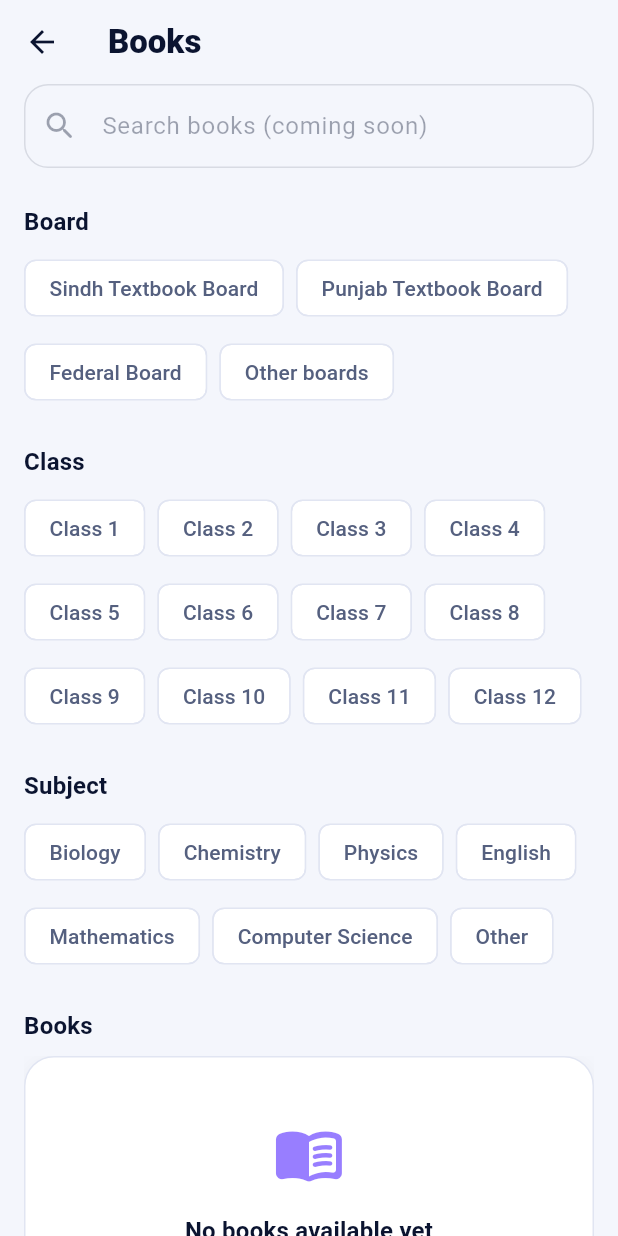
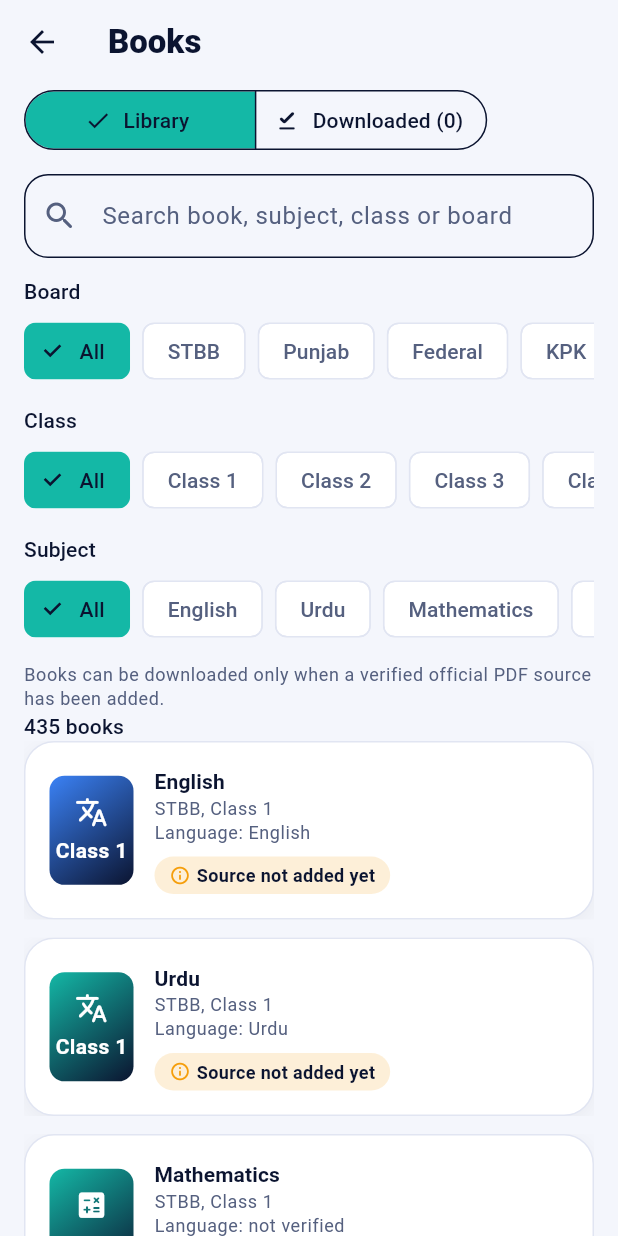
Before and after one commit to rahimoonmuhammadmissri-ai/learn-app, a Flutter app: the BooksScreen screen opened directly, on a phone screen of 412 x 824 dp. Run offline on Flutter 3.47's test engine with Material 3 defaults, Android fonts, the phone set to English and light mode, and no system bars; our stand-ins replace shared_preferences; accounts and stored records are empty.

Commit message:
Add Phase 1 files

```diff
--- /dev/null
+++ b/lib/features/books/book_detail_screen.dart
@@ -0,0 +1,96 @@
+import 'package:flutter/material.dart';
+import '../../core/widgets.dart';
+import 'book_widgets.dart';
+import 'books_data.dart';
+import 'books_store.dart';
+
+class BookDetailScreen extends StatelessWidget {
+  const BookDetailScreen({super.key, required this.book});
+  final Book book;
+
+  Widget _row(BuildContext context, String k, String v) {
+    final cs = Theme.of(context).colorScheme;
+    return Padding(
+      padding: const EdgeInsets.symmetric(vertical: 6),
+      child: Row(crossAxisAlignment: CrossAxisAlignment.start, children: [
+        SizedBox(width: 90, child: Text(k, style: TextStyle(color: cs.onSurfaceVariant))),
+        Expanded(child: Text(v, style: const TextStyle(fontWeight: FontWeight.w600))),
+      ]),
+    );
+  }
+
+  Future<void> _confirmDelete(BuildContext context) async {
+    final ok = await showDialog<bool>(
+      context: context,
+      builder: (c) => AlertDialog(
+        title: const Text('Delete download?'),
+        content: const Text('The PDF will be removed from this phone.'),
+        actions: [
+          TextButton(onPressed: () => Navigator.pop(c, false), child: const Text('Cancel')),
+          FilledButton(onPressed: () => Navigator.pop(c, true), child: const Text('Delete')),
+        ],
+      ),
+    );
+    if (ok == true) await BooksStore.instance.delete(book);
+  }
+
+  @override
+  Widget build(BuildContext context) {
+    final store = BooksStore.instance;
+    final t = Theme.of(context).textTheme;
+    final cs = Theme.of(context).colorScheme;
+    return Scaffold(
+      appBar: AppBar(title: Text(book.subject)),
+      body: ListenableBuilder(
+        listenable: store,
+        builder: (context, _) {
+          final p = store.progress[book.id];
+          final done = store.downloaded.contains(book.id);
+          final err = store.errors[book.id];
+          return ListView(padding: const EdgeInsets.fromLTRB(16, 8, 16, 24), children: [
+            Center(child: BookCover(book, size: 110)),
+            const SizedBox(height: 16),
+            Text('${book.subject}, Class ${book.classNo}', textAlign: TextAlign.center, style: t.headlineSmall?.copyWith(fontWeight: FontWeight.w800)),
+            const SizedBox(height: 8),
+            Center(child: StatusChip(book)),
+            const SizedBox(height: 20),
+            PressableCard(
+              child: Column(children: [
+                _row(context, 'Board', boardById(book.board).name),
+                _row(context, 'Class', 'Class ${book.classNo}'),
+                _row(context, 'Subject', book.subject),
+                _row(context, 'Language', book.language ?? 'Not verified'),
+                _row(context, 'Source', book.sourceName ?? 'Not added yet'),
+              ]),
+            ),
+            const SizedBox(height: 16),
+            if (p != null) ...[
+              LinearProgressIndicator(value: p < 0 ? null : p, minHeight: 8, borderRadius: BorderRadius.circular(8)),
+              const SizedBox(height: 8),
+              Text(p < 0 ? 'Downloading...' : '${(p * 100).round()}%', textAlign: TextAlign.center),
+            ] else if (done) ...[
+              Text('Saved on this phone. The PDF reader will be added in a later step.', style: TextStyle(color: cs.onSurfaceVariant)),
+              const SizedBox(height: 12),
+              OutlinedButton.icon(onPressed: () => _confirmDelete(context), icon: const Icon(Icons.delete_outline_rounded), label: const Text('Delete download')),
+            ] else if (book.hasSource) ...[
+              if (err != null) Padding(padding: const EdgeInsets.only(bottom: 8), child: Text(err, style: TextStyle(color: cs.error))),
+              FilledButton.icon(onPressed: () => store.download(book), icon: const Icon(Icons.download_rounded), label: const Text('Download PDF')),
+            ] else
+              PressableCard(
+                child: Row(crossAxisAlignment: CrossAxisAlignment.start, children: [
+                  Icon(Icons.info_outline_rounded, color: cs.primary),
+                  const SizedBox(width: 12),
+                  Expanded(
+                    child: Text(
+                      'Source not added yet. This entry lists the subject for browsing, but no verified official PDF link has been added, so nothing can be downloaded.',
+                      style: t.bodyMedium,
+                    ),
+                  ),
+                ]),
+              ),
+          ]);
+        },
+      ),
+    );
+  }
+}
--- /dev/null
+++ b/lib/features/books/book_widgets.dart
@@ -0,0 +1,106 @@
+import 'package:flutter/material.dart';
+import '../../core/theme.dart';
+import '../../core/widgets.dart';
+import 'books_data.dart';
+import 'books_store.dart';
+
+const _palette = [AppColors.violet, AppColors.teal, AppColors.amber, AppColors.pink, Color(0xFF3B82F6)];
+
+Color subjectColor(String s) => _palette[s.codeUnits.fold(0, (a, b) => a + b) % _palette.length];
+
+IconData subjectIcon(String s) => switch (s) {
+      'Biology' => Icons.eco_rounded,
+      'Chemistry' || 'General Science' => Icons.science_rounded,
+      'Physics' => Icons.bolt_rounded,
+      'Mathematics' => Icons.calculate_rounded,
+      'English' || 'Urdu' => Icons.translate_rounded,
+      'Computer Science' => Icons.computer_rounded,
+      'Social Studies' => Icons.public_rounded,
+      'Pakistan Studies' => Icons.flag_rounded,
+      _ => Icons.auto_stories_rounded,
+    };
+
+/// Generated cover (no real cover images yet).
+class BookCover extends StatelessWidget {
+  const BookCover(this.book, {super.key, this.size = 56});
+  final Book book;
+  final double size;
+
+  @override
+  Widget build(BuildContext context) {
+    final c = subjectColor(book.subject);
+    return Container(
+      width: size,
+      height: size * 1.3,
+      padding: const EdgeInsets.all(4),
+      decoration: BoxDecoration(
+        borderRadius: BorderRadius.circular(size * .18),
+        gradient: LinearGradient(begin: Alignment.topLeft, end: Alignment.bottomRight, colors: [c, AppColors.navy]),
+      ),
+      child: Column(mainAxisAlignment: MainAxisAlignment.center, children: [
+        Icon(subjectIcon(book.subject), color: Colors.white, size: size * .4),
+        const SizedBox(height: 4),
+        FittedBox(
+          child: Text('Class ${book.classNo}', style: const TextStyle(color: Colors.white, fontWeight: FontWeight.w700)),
+        ),
+      ]),
+    );
+  }
+}
+
+class StatusChip extends StatelessWidget {
+  const StatusChip(this.book, {super.key});
+  final Book book;
+
+  @override
+  Widget build(BuildContext context) {
+    final s = BooksStore.instance;
+    final p = s.progress[book.id];
+    final (String, Color, IconData) v = s.downloaded.contains(book.id)
+        ? ('Downloaded', AppColors.teal, Icons.download_done_rounded)
+        : p != null
+            ? (p < 0 ? 'Downloading' : 'Downloading ${(p * 100).round()}%', AppColors.violet, Icons.downloading_rounded)
+            : book.hasSource
+                ? ('Download available', AppColors.violet, Icons.cloud_download_outlined)
+                : ('Source not added yet', AppColors.amber, Icons.info_outline_rounded);
+    return Container(
+      padding: const EdgeInsets.symmetric(horizontal: 10, vertical: 4),
+      decoration: BoxDecoration(color: v.$2.withValues(alpha: .16), borderRadius: BorderRadius.circular(20)),
+      child: Row(mainAxisSize: MainAxisSize.min, children: [
+        Icon(v.$3, size: 14, color: v.$2),
+        const SizedBox(width: 4),
+        Flexible(
+          child: Text(v.$1, style: TextStyle(fontSize: 12, fontWeight: FontWeight.w600, color: Theme.of(context).colorScheme.onSurface)),
+        ),
+      ]),
+    );
+  }
+}
+
+class BookCard extends StatelessWidget {
+  const BookCard({super.key, required this.book, required this.onTap});
+  final Book book;
+  final VoidCallback onTap;
+
+  @override
+  Widget build(BuildContext context) {
+    final t = Theme.of(context).textTheme;
+    final cs = Theme.of(context).colorScheme;
+    return PressableCard(
+      onTap: onTap,
+      child: Row(children: [
+        BookCover(book),
+        const SizedBox(width: 14),
+        Expanded(
+          child: Column(crossAxisAlignment: CrossAxisAlignment.start, children: [
+            Text(book.subject, style: t.titleSmall?.copyWith(fontWeight: FontWeight.w700)),
+            Text('${boardById(book.board).short}, Class ${book.classNo}', style: t.bodySmall?.copyWith(color: cs.onSurfaceVariant)),
+            Text('Language: ${book.language ?? 'not verified'}', style: t.bodySmall?.copyWith(color: cs.onSurfaceVariant)),
+            const SizedBox(height: 8),
+            StatusChip(book),
+          ]),
+        ),
+      ]),
+    );
+  }
+}
--- /dev/null
+++ b/lib/features/books/books_data.dart
@@ -0,0 +1,64 @@
+class Board {
+  const Board(this.id, this.name, this.short);
+  final String id, name, short;
+}
+
+const boards = [
+  Board('stbb', 'Sindh Textbook Board', 'STBB'),
+  Board('punjab', 'Punjab Board', 'Punjab'),
+  Board('federal', 'Federal Board', 'Federal'),
+  Board('kpk', 'Khyber Pakhtunkhwa Board', 'KPK'),
+  Board('balochistan', 'Balochistan Board', 'Balochistan'),
+];
+
+Board boardById(String id) => boards.firstWhere((b) => b.id == id);
+
+class Book {
+  const Book({
+    required this.id,
+    required this.board,
+    required this.classNo,
+    required this.subject,
+    this.language,
+    this.sourceUrl,
+    this.sourceName,
+  });
+  final String id, board, subject;
+  final int classNo;
+  final String? language, sourceUrl, sourceName;
+  bool get hasSource => sourceUrl != null;
+}
+
+/// Subjects offered per class. A general list, not a claim about any one board's exact books.
+List<String> subjectsForClass(int c) {
+  if (c <= 5) return ['English', 'Urdu', 'Mathematics', 'General Science', 'Islamiyat', 'Social Studies'];
+  if (c <= 8) return ['English', 'Urdu', 'Mathematics', 'General Science', 'Computer Science', 'Islamiyat', 'Social Studies'];
+  return ['Biology', 'Chemistry', 'Physics', 'Mathematics', 'English', 'Urdu', 'Computer Science', 'Islamiyat', 'Pakistan Studies'];
+}
+
+final allSubjects = <String>{for (var c = 1; c <= 12; c++) ...subjectsForClass(c)}.toList();
+
+/// Verified official PDF sources. Key = book id, value = [direct PDF url, source name].
+/// EMPTY ON PURPOSE: only add a link after confirming it is an official or properly licensed source.
+/// Example: 'punjab-9-physics': ['https://<official-site>/<file>.pdf', 'Official site name'],
+const Map<String, List<String>> verifiedSources = {};
+
+/// Catalog entries (board x class x subject). Without a verified source they show "Source not added yet".
+final List<Book> catalog = [
+  for (final b in boards)
+    for (var c = 1; c <= 12; c++)
+      for (final s in subjectsForClass(c))
+        () {
+          final id = '${b.id}-$c-${s.toLowerCase().replaceAll(' ', '-')}';
+          final src = verifiedSources[id];
+          return Book(
+            id: id,
+            board: b.id,
+            classNo: c,
+            subject: s,
+            language: s == 'English' ? 'English' : (s == 'Urdu' ? 'Urdu' : null),
+            sourceUrl: src?[0],
+            sourceName: src?[1],
+          );
+        }(),
+];
--- a/lib/features/books/books_screen.dart
+++ b/lib/features/books/books_screen.dart
@@ -1,5 +1,9 @@
 import 'package:flutter/material.dart';
 import '../../core/widgets.dart';
+import 'book_detail_screen.dart';
+import 'book_widgets.dart';
+import 'books_data.dart';
+import 'books_store.dart';
 
 class BooksScreen extends StatefulWidget {
   const BooksScreen({super.key});
@@ -8,57 +12,134 @@ class BooksScreen extends StatefulWidget {
 }
 
 class _BooksScreenState extends State<BooksScreen> {
-  static const _boards = ['Sindh Textbook Board', 'Punjab Textbook Board', 'Federal Board', 'Other boards'];
-  static final _classes = List.generate(12, (i) => 'Class ${i + 1}');
-  static const _subjects = ['Biology', 'Chemistry', 'Physics', 'English', 'Mathematics', 'Computer Science', 'Other'];
-  String? _board, _class, _subject;
+  final _store = BooksStore.instance;
+  final _q = TextEditingController();
+  int _tab = 0;
 
-  Widget _group(String title, List<String> opts, String? sel, ValueChanged<String> on) {
+  @override
+  void initState() {
+    super.initState();
+    if (!_store.ready) _store.init();
+  }
+
+  @override
+  void dispose() {
+    _q.dispose();
+    super.dispose();
+  }
+
+  Widget _chips(String label, List<String> labels, int sel, ValueChanged<int> on) {
     return Column(crossAxisAlignment: CrossAxisAlignment.start, children: [
-      SectionHeader(title),
-      Wrap(spacing: 8, runSpacing: 8, children: [
-        for (final o in opts) ChoiceChip(label: Text(o), selected: o == sel, onSelected: (_) => on(o)),
+      Padding(
+        padding: const EdgeInsets.only(top: 12, bottom: 6),
+        child: Text(label, style: Theme.of(context).textTheme.labelLarge),
+      ),
+      SingleChildScrollView(
+        scrollDirection: Axis.horizontal,
+        child: Row(children: [
+          for (var i = 0; i < labels.length; i++)
+            Padding(
+              padding: const EdgeInsets.only(right: 8),
+              child: ChoiceChip(label: Text(labels[i]), selected: i == sel, onSelected: (_) => on(i)),
+            ),
+        ]),
+      ),
+    ]);
+  }
+
+  Widget _header(BuildContext context, int count) {
+    final cs = Theme.of(context).colorScheme;
+    final lib = _tab == 0;
+    final subs = _store.classNo == null ? allSubjects : subjectsForClass(_store.classNo!);
+    final active = _q.text.isNotEmpty || (lib && _store.hasFilters);
+    return Column(crossAxisAlignment: CrossAxisAlignment.start, children: [
+      SegmentedButton<int>(
+        segments: [
+          const ButtonSegment(value: 0, label: Text('Library'), icon: Icon(Icons.library_books_rounded)),
+          ButtonSegment(value: 1, label: Text('Downloaded (${_store.downloaded.length})'), icon: const Icon(Icons.download_done_rounded)),
+        ],
+        selected: {_tab},
+        onSelectionChanged: (s) => setState(() => _tab = s.first),
+      ),
+      const SizedBox(height: 12),
+      TextField(
+        controller: _q,
+        onChanged: (_) => setState(() {}),
+        decoration: InputDecoration(
+          prefixIcon: const Icon(Icons.search_rounded),
+          hintText: 'Search book, subject, class or board',
+          suffixIcon: _q.text.isEmpty
+              ? null
+              : IconButton(tooltip: 'Clear search', icon: const Icon(Icons.close_rounded), onPressed: () => setState(_q.clear)),
+          border: OutlineInputBorder(borderRadius: BorderRadius.circular(16)),
+        ),
+      ),
+      if (_store.initError != null)
+        Padding(
+          padding: const EdgeInsets.only(top: 8),
+          child: Text('Saved filters and downloads are unavailable: ${_store.initError}', style: TextStyle(color: cs.error)),
+        ),
+      if (lib) ...[
+        _chips('Board', ['All', for (final b in boards) b.short], _store.board == null ? 0 : 1 + boards.indexWhere((b) => b.id == _store.board),
+            (i) => _store.setBoard(i == 0 ? null : boards[i - 1].id)),
+        _chips('Class', ['All', for (var c = 1; c <= 12; c++) 'Class $c'], _store.classNo ?? 0, (i) => _store.setClass(i == 0 ? null : i)),
+        _chips('Subject', ['All', ...subs], _store.subject == null ? 0 : 1 + subs.indexOf(_store.subject!),
+            (i) => _store.setSubject(i == 0 ? null : subs[i - 1])),
+        const SizedBox(height: 12),
+        Text(
+          'Books can be downloaded only when a verified official PDF source has been added.',
+          style: Theme.of(context).textTheme.bodySmall?.copyWith(color: cs.onSurfaceVariant),
+        ),
+      ],
+      Row(children: [
+        Expanded(child: Text('$count ${count == 1 ? 'book' : 'books'}', style: Theme.of(context).textTheme.labelLarge)),
+        if (active)
+          TextButton(
+            onPressed: () => setState(() {
+              _q.clear();
+              _store.clearFilters();
+            }),
+            child: const Text('Clear all'),
+          ),
       ]),
     ]);
   }
 
   @override
   Widget build(BuildContext context) {
-    final cs = Theme.of(context).colorScheme;
-    final picked = [_board, _class, _subject].whereType<String>().join(', ');
     return Scaffold(
       appBar: AppBar(title: const Text('Books')),
-      body: ListView(padding: const EdgeInsets.fromLTRB(16, 0, 16, 24), children: [
-        const TextField(
-          enabled: false,
-          decoration: InputDecoration(
-            prefixIcon: Icon(Icons.search_rounded),
-            hintText: 'Search books (coming soon)',
-            border: OutlineInputBorder(borderRadius: BorderRadius.all(Radius.circular(16))),
-          ),
-        ),
-        _group('Board', _boards, _board, (v) => setState(() => _board = v)),
-        _group('Class', _classes, _class, (v) => setState(() => _class = v)),
-        _group('Subject', _subjects, _subject, (v) => setState(() => _subject = v)),
-        const SectionHeader('Books'),
-        PressableCard(
-          child: Column(children: [
-            if (picked.isNotEmpty)
-              Padding(
-                padding: const EdgeInsets.only(bottom: 8),
-                child: Text('Selected: $picked', style: TextStyle(color: cs.primary, fontWeight: FontWeight.w600)),
-              ),
-            const SizedBox(
-              height: 170,
-              child: EmptyState(
-                icon: Icons.menu_book_rounded,
-                title: 'No books available yet',
-                message: 'The book library is built in a later step. Your selection above will filter it then.',
-              ),
-            ),
-          ]),
-        ),
-      ]),
+      body: ListenableBuilder(
+        listenable: _store,
+        builder: (context, _) {
+          if (!_store.ready) return const Center(child: CircularProgressIndicator());
+          final lib = _tab == 0;
+          final items = _store.filter(_q.text, library: lib);
+          return ListView.builder(
+            padding: const EdgeInsets.fromLTRB(16, 0, 16, 24),
+            itemCount: items.isEmpty ? 2 : items.length + 1,
+            itemBuilder: (context, i) {
+              if (i == 0) return _header(context, items.length);
+              if (items.isEmpty) {
+                return lib
+                    ? const EmptyState(icon: Icons.search_off_rounded, title: 'No books found', message: 'Try a different search or clear the filters.')
+                    : const EmptyState(
+                        icon: Icons.cloud_download_outlined,
+                        title: 'Nothing downloaded yet',
+                        message: 'Books with a verified source can be downloaded from their details page.');
+              }
+              final b = items[i - 1];
+              return Padding(
+                padding: const EdgeInsets.only(bottom: 12),
+                child: BookCard(
+                  book: b,
+                  onTap: () => Navigator.of(context).push(MaterialPageRoute<void>(builder: (_) => BookDetailScreen(book: b))),
+                ),
+              );
+            },
+          );
+        },
+      ),
     );
   }
 }
--- /dev/null
+++ b/lib/features/books/books_store.dart
@@ -0,0 +1,162 @@
+import 'dart:io';
+import 'package:flutter/foundation.dart';
+import 'package:path_provider/path_provider.dart';
+import 'package:shared_preferences/shared_preferences.dart';
+import 'books_data.dart';
+
+/// Holds library filters (saved across restarts) and downloaded PDFs (saved in app storage).
+class BooksStore extends ChangeNotifier {
+  BooksStore._();
+  static final instance = BooksStore._();
+
+  SharedPreferences? _p;
+  Directory? _dir;
+  bool ready = false;
+  String? initError;
+  String? board, subject;
+  int? classNo;
+  final Set<String> downloaded = {};
+  final Map<String, double> progress = {}; // 0..1, -1 = size unknown
+  final Map<String, String> errors = {};
+
+  Future<void> init() async {
+    try {
+      final p = await SharedPreferences.getInstance();
+      _p = p;
+      final b = p.getString('lib_board');
+      board = boards.any((x) => x.id == b) ? b : null;
+      final c = p.getInt('lib_class');
+      classNo = (c != null && c >= 1 && c <= 12) ? c : null;
+      final s = p.getString('lib_subject');
+      subject = (s != null && allSubjects.contains(s) && (classNo == null || subjectsForClass(classNo!).contains(s))) ? s : null;
+      final docs = await getApplicationDocumentsDirectory();
+      final dir = Directory('${docs.path}/books')..createSync(recursive: true);
+      _dir = dir;
+      for (final f in dir.listSync()) {
+        if (f is File && f.path.endsWith('.pdf')) downloaded.add(f.uri.pathSegments.last.replaceAll('.pdf', ''));
+      }
+    } catch (e) {
+      initError = '$e';
+    }
+    ready = true;
+    notifyListeners();
+  }
+
+  void _put(String k, Object? v) {
+    final p = _p;
+    if (p == null) return;
+    if (v == null) {
+      p.remove(k);
+    } else if (v is int) {
+      p.setInt(k, v);
+    } else {
+      p.setString(k, v as String);
+    }
+  }
+
+  void _save() {
+    _put('lib_board', board);
+    _put('lib_class', classNo);
+    _put('lib_subject', subject);
+    notifyListeners();
+  }
+
+  void setBoard(String? v) {
+    board = v;
+    _save();
+  }
+
+  void setClass(int? v) {
+    classNo = v;
+    if (v != null && subject != null && !subjectsForClass(v).contains(subject)) subject = null;
+    _save();
+  }
+
+  void setSubject(String? v) {
+    subject = v;
+    _save();
+  }
+
+  void clearFilters() {
+    board = null;
+    classNo = null;
+    subject = null;
+    _save();
+  }
+
+  bool get hasFilters => board != null || classNo != null || subject != null;
+
+  /// Library: filters + search. Downloaded: only downloaded books, search only.
+  List<Book> filter(String q, {required bool library}) {
+    final words = q.trim().toLowerCase().split(RegExp(r'\s+')).where((w) => w.isNotEmpty).toList();
+    return catalog.where((b) {
+      if (!library && !downloaded.contains(b.id)) return false;
+      if (library) {
+        if (board != null && b.board != board) return false;
+        if (classNo != null && b.classNo != classNo) return false;
+        if (subject != null && b.subject != subject) return false;
+      }
+      if (words.isEmpty) return true;
+      final bd = boardById(b.board);
+      final hay = '${b.subject} class ${b.classNo} ${bd.name} ${bd.short} ${b.language ?? ''}'.toLowerCase();
+      return words.every((w) => hay.contains(w));
+    }).toList();
+  }
+
+  String? pathFor(Book b) => _dir == null ? null : '${_dir!.path}/${b.id}.pdf';
+
+  Future<void> download(Book b) async {
+    final url = b.sourceUrl;
+    final path = pathFor(b);
+    if (url == null || path == null || progress.containsKey(b.id)) return;
+    errors.remove(b.id);
+    progress[b.id] = 0;
+    notifyListeners();
+    final tmp = File('$path.part');
+    final client = HttpClient()..connectionTimeout = const Duration(seconds: 20);
+    IOSink? sink;
+    try {
+      final res = await (await client.getUrl(Uri.parse(url))).close();
+      if (res.statusCode != 200) throw 'Server returned ${res.statusCode}';
+      final total = res.contentLength;
+      sink = tmp.openWrite();
+      var got = 0;
+      var first = true;
+      await for (final chunk in res) {
+        if (first) {
+          first = false;
+          if (chunk.length < 4 || String.fromCharCodes(chunk.take(4)) != '%PDF') throw 'The link did not return a PDF file';
+        }
+        sink.add(chunk);
+        got += chunk.length;
+        progress[b.id] = total > 0 ? got / total : -1;
+        notifyListeners();
+      }
+      await sink.flush();
+      await sink.close();
+      sink = null;
+      await tmp.rename(path);
+      downloaded.add(b.id);
+    } catch (e) {
+      try {
+        await sink?.close();
+      } catch (_) {}
+      if (tmp.existsSync()) tmp.deleteSync();
+      errors[b.id] = '$e'.contains('SocketException') ? 'No internet connection, or the server is not reachable.' : '$e';
+    } finally {
+      client.close();
+      progress.remove(b.id);
+      notifyListeners();
+    }
+  }
+
+  Future<void> delete(Book b) async {
+    final p = pathFor(b);
+    if (p != null) {
+      final f = File(p);
+      if (f.existsSync()) await f.delete();
+    }
+    downloaded.remove(b.id);
+    notifyListeners();
+  }
+}
--- a/pubspec.yaml
+++ b/pubspec.yaml
@@ -1,7 +1,7 @@
 name: learn_app
 description: Learn - Smart Study App
 publish_to: "none"
-version: 0.1.0+1
+version: 0.2.0+2
 
 environment:
   sdk: ">=3.4.0 <4.0.0"
@@ -9,6 +9,8 @@ environment:
 dependencies:
   flutter:
     sdk: flutter
+  shared_preferences: ^2.3.0
+  path_provider: ^2.1.0
 
 flutter:
   uses-material-design: true
```
Also changed, not shown: 3 other files.
